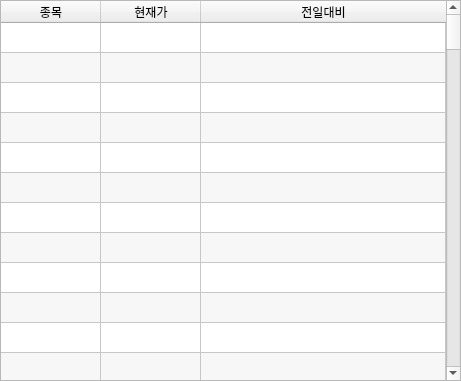
This is src/styles/ui/coin_list.ui in showmethecoin/upbit-trader as Qt 5 draws it before an edit. The edited form follows.
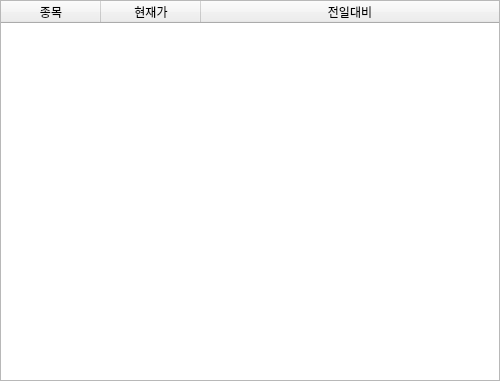
This is the edited form.

Commit message: change widgetsize, orderbook, coin_list

```diff
--- a/src/styles/ui/coin_list.ui
+++ b/src/styles/ui/coin_list.ui
@@ -6,7 +6,7 @@
    <rect>
     <x>0</x>
     <y>0</y>
-    <width>461</width>
+    <width>500</width>
     <height>381</height>
    </rect>
   </property>
@@ -80,7 +80,7 @@
       <enum>QAbstractItemView::ScrollPerPixel</enum>
      </property>
      <property name="rowCount">
-      <number>120</number>
+      <number>0</number>
      </property>
      <property name="columnCount">
       <number>3</number>
@@ -103,126 +103,6 @@
      <attribute name="verticalHeaderStretchLastSection">
       <bool>false</bool>
      </attribute>
-     <row/>
-     <row/>
-     <row/>
-     <row/>
-     <row/>
-     <row/>
-     <row/>
-     <row/>
-     <row/>
-     <row/>
-     <row/>
-     <row/>
-     <row/>
-     <row/>
-     <row/>
-     <row/>
-     <row/>
-     <row/>
-     <row/>
-     <row/>
-     <row/>
-     <row/>
-     <row/>
-     <row/>
-     <row/>
-     <row/>
-     <row/>
-     <row/>
-     <row/>
-     <row/>
-     <row/>
-     <row/>
-     <row/>
-     <row/>
-     <row/>
-     <row/>
-     <row/>
-     <row/>
-     <row/>
-     <row/>
-     <row/>
-     <row/>
-     <row/>
-     <row/>
-     <row/>
-     <row/>
-     <row/>
-     <row/>
-     <row/>
-     <row/>
-     <row/>
-     <row/>
-     <row/>
-     <row/>
-     <row/>
-     <row/>
-     <row/>
-     <row/>
-     <row/>
-     <row/>
-     <row/>
-     <row/>
-     <row/>
-     <row/>
-     <row/>
-     <row/>
-     <row/>
-     <row/>
-     <row/>
-     <row/>
-     <row/>
-     <row/>
-     <row/>
-     <row/>
-     <row/>
-     <row/>
-     <row/>
-     <row/>
-     <row/>
-     <row/>
-     <row/>
-     <row/>
-     <row/>
-     <row/>
-     <row/>
-     <row/>
-     <row/>
-     <row/>
-     <row/>
-     <row/>
-     <row/>
-     <row/>
-     <row/>
-     <row/>
-     <row/>
-     <row/>
-     <row/>
-     <row/>
-     <row/>
-     <row/>
-     <row/>
-     <row/>
-     <row/>
-     <row/>
-     <row/>
-     <row/>
-     <row/>
-     <row/>
-     <row/>
-     <row/>
-     <row/>
-     <row/>
-     <row/>
-     <row/>
-     <row/>
-     <row/>
-     <row/>
-     <row/>
-     <row/>
-     <row/>
      <column>
       <property name="text">
        <string>종목</string>
```
Left out of the diff: 6 changed lines with no effect on the pictures. The commit also changes 10 other files.
